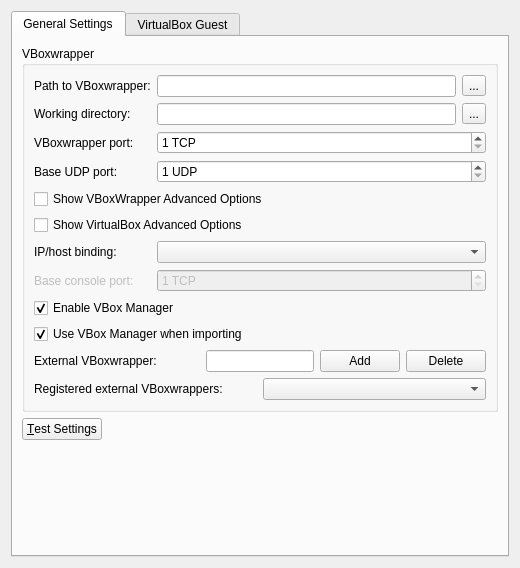
GNS3/gns3-legacy, file src/GNS3/Ui/ConfigurationPages/Form_PreferencesVirtualBox.ui: the form before one commit.
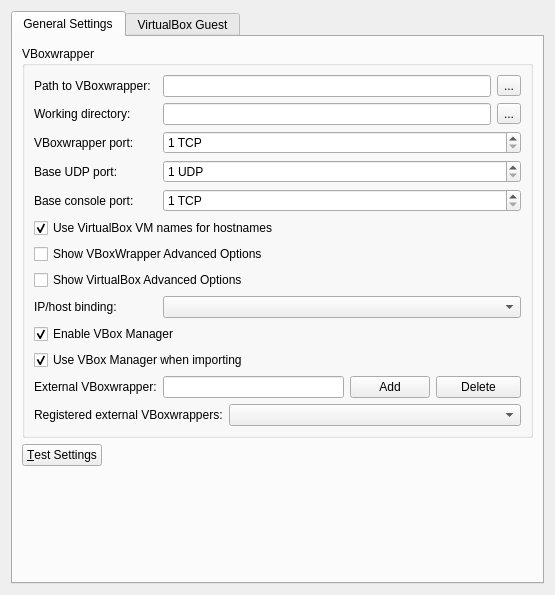
The form after the commit.

Diff of the .ui file:
```diff
--- a/src/GNS3/Ui/ConfigurationPages/Form_PreferencesVirtualBox.ui
+++ b/src/GNS3/Ui/ConfigurationPages/Form_PreferencesVirtualBox.ui
@@ -6,8 +6,8 @@
    <rect>
     <x>0</x>
     <y>0</y>
-    <width>520</width>
-    <height>568</height>
+    <width>555</width>
+    <height>595</height>
    </rect>
   </property>
   <property name="windowTitle">
@@ -76,6 +76,60 @@
             </property>
            </widget>
           </item>
+          <item row="2" column="0">
+           <widget class="QLabel" name="label_35">
+            <property name="text">
+             <string>VBoxwrapper port:</string>
+            </property>
+           </widget>
+          </item>
+          <item row="3" column="0">
+           <widget class="QLabel" name="label_31">
+            <property name="text">
+             <string>Base UDP port:</string>
+            </property>
+           </widget>
+          </item>
+          <item row="3" column="1" colspan="6">
+           <widget class="QSpinBox" name="baseUDP">
+            <property name="enabled">
+             <bool>true</bool>
+            </property>
+            <property name="suffix">
+             <string notr="true"> UDP</string>
+            </property>
+            <property name="minimum">
+             <number>1</number>
+            </property>
+            <property name="maximum">
+             <number>65535</number>
+            </property>
+           </widget>
+          </item>
+          <item row="5" column="0" colspan="4">
+           <widget class="QCheckBox" name="checkBoxUseVBoxVMNames">
+            <property name="text">
+             <string>Use VirtualBox VM names for hostnames</string>
+            </property>
+            <property name="checked">
+             <bool>true</bool>
+            </property>
+           </widget>
+          </item>
+          <item row="6" column="0" colspan="5">
+           <widget class="QCheckBox" name="checkBoxVBoxWrapperShowAdvancedOptions">
+            <property name="text">
+             <string>Show VBoxWrapper Advanced Options</string>
+            </property>
+           </widget>
+          </item>
+          <item row="7" column="0" colspan="4">
+           <widget class="QCheckBox" name="checkBoxVBoxShowAdvancedOptions">
+            <property name="text">
+             <string>Show VirtualBox Advanced Options</string>
+            </property>
+           </widget>
+          </item>
           <item row="8" column="0">
            <widget class="QLabel" name="label_6">
             <property name="text">
@@ -83,40 +137,7 @@
             </property>
            </widget>
           </item>
-          <item row="8" column="1" colspan="6">
-           <widget class="QComboBox" name="comboBoxBinding">
-            <property name="sizeAdjustPolicy">
-             <enum>QComboBox::AdjustToMinimumContentsLength</enum>
-            </property>
-           </widget>
-          </item>
-          <item row="11" column="0">
-           <widget class="QLabel" name="label_30">
-            <property name="enabled">
-             <bool>false</bool>
-            </property>
-            <property name="text">
-             <string>Base console port:</string>
-            </property>
-           </widget>
-          </item>
-          <item row="11" column="1" colspan="6">
-           <widget class="QSpinBox" name="baseConsole">
-            <property name="enabled">
-             <bool>false</bool>
-            </property>
-            <property name="suffix">
-             <string notr="true"> TCP</string>
-            </property>
-            <property name="minimum">
-             <number>1</number>
-            </property>
-            <property name="maximum">
-             <number>65535</number>
-            </property>
-           </widget>
-          </item>
-          <item row="14" column="0" colspan="3">
+          <item row="10" column="0" colspan="2">
            <widget class="QCheckBox" name="checkBoxEnableVBoxManager">
             <property name="text">
              <string>Enable VBox Manager</string>
@@ -126,7 +147,7 @@
             </property>
            </widget>
           </item>
-          <item row="15" column="0" colspan="4">
+          <item row="11" column="0" colspan="4">
            <widget class="QCheckBox" name="checkBoxVBoxManagerImport">
             <property name="text">
              <string>Use VBox Manager when importing</string>
@@ -136,7 +157,7 @@
             </property>
            </widget>
           </item>
-          <item row="16" column="0" colspan="2">
+          <item row="12" column="0">
            <widget class="QLabel" name="label_5">
             <property name="enabled">
              <bool>true</bool>
@@ -146,58 +167,37 @@
             </property>
            </widget>
           </item>
-          <item row="16" column="2" colspan="2">
+          <item row="12" column="1" colspan="3">
            <widget class="QLineEdit" name="lineEditHostExternalVBox">
             <property name="toolTip">
              <string>Add several wrappers, to make your GNS3 distributed across several hosts.</string>
             </property>
            </widget>
           </item>
-          <item row="16" column="4">
+          <item row="12" column="4">
            <widget class="QPushButton" name="pushButtonAddExternalVBoxwrapper">
             <property name="text">
              <string>Add</string>
             </property>
            </widget>
           </item>
-          <item row="16" column="5" colspan="2">
+          <item row="12" column="5" colspan="2">
            <widget class="QPushButton" name="pushButtonDeleteExternalVBoxwrapper">
             <property name="text">
              <string>Delete</string>
             </property>
            </widget>
           </item>
-          <item row="17" column="0" colspan="3">
+          <item row="13" column="0" colspan="2">
            <widget class="QLabel" name="label_36">
             <property name="text">
              <string>Registered external VBoxwrappers:</string>
             </property>
            </widget>
           </item>
-          <item row="17" column="3" colspan="4">
+          <item row="13" column="2" colspan="5">
            <widget class="QComboBox" name="comboBoxExternalVBoxwrappers"/>
           </item>
-          <item row="4" column="0" colspan="4">
-           <widget class="QCheckBox" name="checkBoxVBoxWrapperShowAdvancedOptions">
-            <property name="text">
-             <string>Show VBoxWrapper Advanced Options</string>
-            </property>
-           </widget>
-          </item>
-          <item row="5" column="0" colspan="4">
-           <widget class="QCheckBox" name="checkBoxVBoxShowAdvancedOptions">
-            <property name="text">
-             <string>Show VirtualBox Advanced Options</string>
-            </property>
-           </widget>
-          </item>
-          <item row="2" column="0">
-           <widget class="QLabel" name="label_35">
-            <property name="text">
-             <string>VBoxwrapper port:</string>
-            </property>
-           </widget>
-          </item>
           <item row="2" column="1" colspan="6">
            <widget class="QSpinBox" name="port">
             <property name="enabled">
@@ -214,20 +214,30 @@
             </property>
            </widget>
           </item>
-          <item row="3" column="0">
-           <widget class="QLabel" name="label_31">
+          <item row="8" column="1" colspan="6">
+           <widget class="QComboBox" name="comboBoxBinding">
+            <property name="sizeAdjustPolicy">
+             <enum>QComboBox::AdjustToMinimumContentsLength</enum>
+            </property>
+           </widget>
+          </item>
+          <item row="4" column="0">
+           <widget class="QLabel" name="label_30">
+            <property name="enabled">
+             <bool>true</bool>
+            </property>
             <property name="text">
-             <string>Base UDP port:</string>
+             <string>Base console port:</string>
             </property>
            </widget>
           </item>
-          <item row="3" column="1" colspan="6">
-           <widget class="QSpinBox" name="baseUDP">
+          <item row="4" column="1" colspan="6">
+           <widget class="QSpinBox" name="baseConsole">
             <property name="enabled">
              <bool>true</bool>
             </property>
             <property name="suffix">
-             <string notr="true"> UDP</string>
+             <string notr="true"> TCP</string>
             </property>
             <property name="minimum">
              <number>1</number>
```
Left out of the diff: 57 changed lines with no effect on the pictures.
